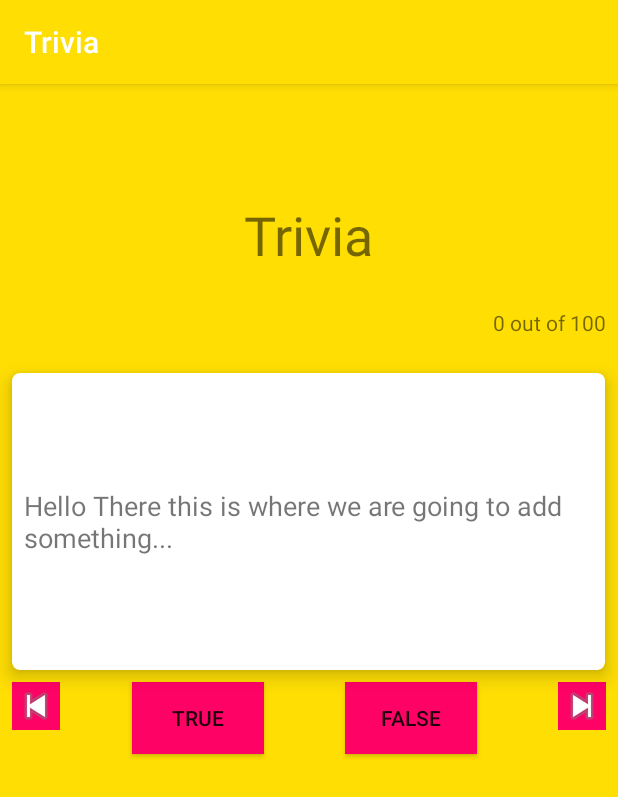
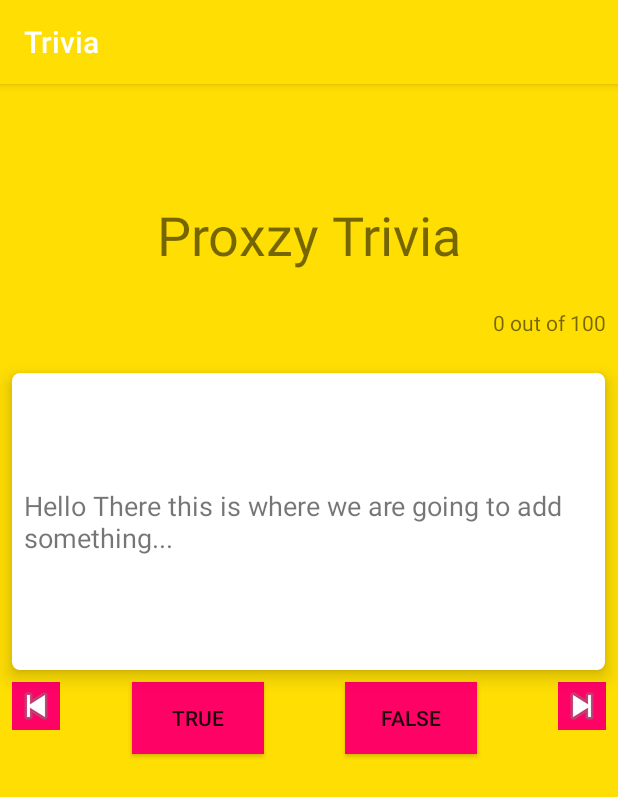
Before and after one commit to akproxy1/TriviaQuestionApp, an Android app: the screen it shows after launch (MainActivity), on a phone screen of 412 x 824 dp. Shown: the top 797 px of the screen. Run offline under Robolectric (Android 15) with nearby library versions, the phone set to English and light mode, and no system bars; our stand-ins replace Volley; network calls fail; Roboto replaces fonts that are not available here.

Commit message:
second commit

```diff
--- a/app/src/main/res/values/strings.xml
+++ b/app/src/main/res/values/strings.xml
@@ -1,6 +1,6 @@
 <resources>
     <string name="app_name">Trivia</string>
-    <string name="title">Trivia</string>
+    <string name="title">Proxzy Trivia</string>
     <string name="true_title">true</string>
     <string name="false_title">false</string>
     <string name="previous_button">previous button</string>
```
